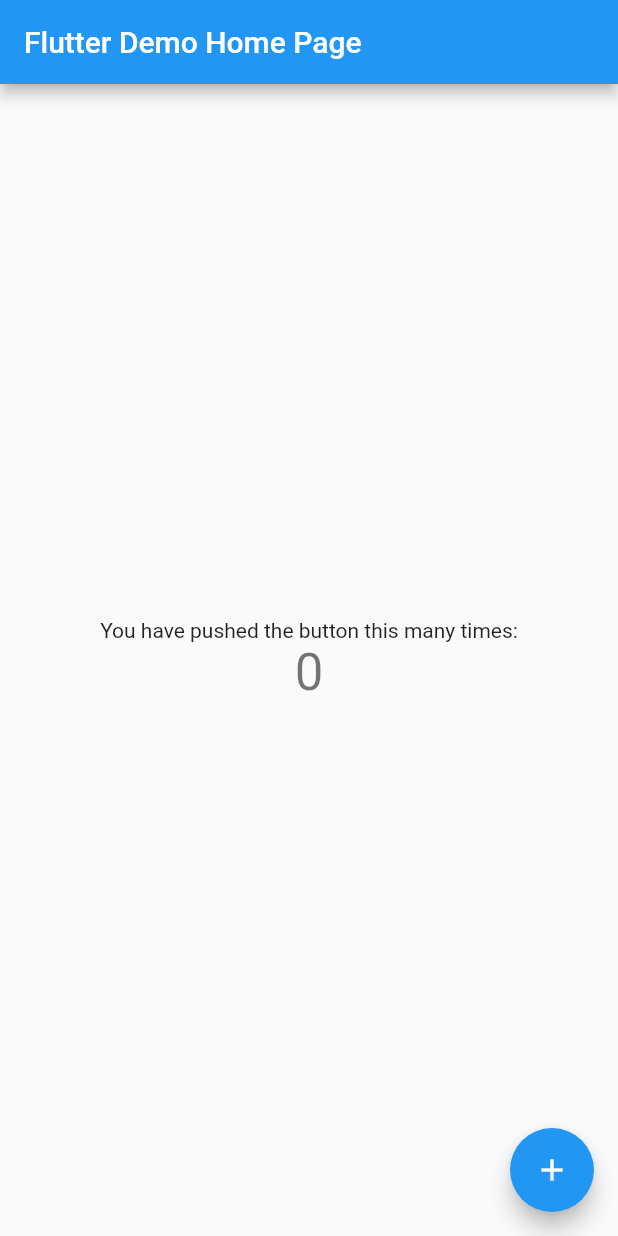
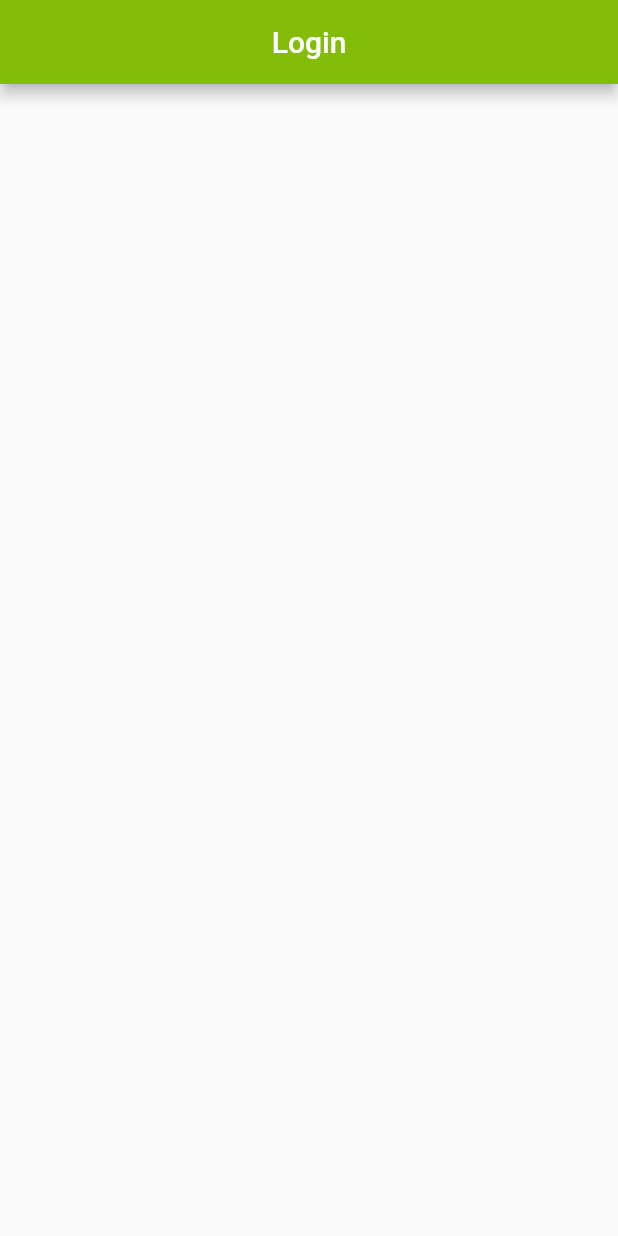
Before and after one commit to cuaitz/AlimentAcao, a Flutter app: the screen it shows after launch, on a phone screen of 412 x 824 dp. Run offline on Flutter 3.47's test engine with Material 2 defaults, Android fonts, the light colour scheme and no system bars.

Commit message:
Definida a estrutura base do app
- Adicionado um arquivo de rotas;
- Adicionado um arquivo de componentes que irá guardar os Widgets que aparecem mais de uma vez, como `TextField`s, `Button`s e cores.

```diff
--- /dev/null
+++ b/alimentacao/lib/components.dart
@@ -0,0 +1,9 @@
+import 'package:flutter/material.dart';
+
+
+class Components {
+  static const Color colorIce = Color(0xffEEF4F9);
+  static const Color colorBeige = Color(0xffEEF4F9);
+  static const Color colorGreen = Color(0xff83BC09);
+  static const Color colorPurple = Color(0xff981D97);
+}
--- a/alimentacao/lib/main.dart
+++ b/alimentacao/lib/main.dart
@@ -1,115 +1,13 @@
+import 'package:alimentacao/view/login_page.dart';
 import 'package:flutter/material.dart';
+import 'routes.dart';
 
 void main() {
-  runApp(const MyApp());
+  runApp(
+    MaterialApp(
+      home: const LoginPageScreen(),
+      debugShowCheckedModeBanner: false,
+      routes: Routes.routes
+    )
+  );
 }
-
-class MyApp extends StatelessWidget {
-  const MyApp({super.key});
-
-  // This widget is the root of your application.
-  @override
-  Widget build(BuildContext context) {
-    return MaterialApp(
-      title: 'Flutter Demo',
-      theme: ThemeData(
-        // This is the theme of your application.
-        //
-        // Try running your application with "flutter run". You'll see the
-        // application has a blue toolbar. Then, without quitting the app, try
-        // changing the primarySwatch below to Colors.green and then invoke
-        // "hot reload" (press "r" in the console where you ran "flutter run",
-        // or simply save your changes to "hot reload" in a Flutter IDE).
-        // Notice that the counter didn't reset back to zero; the application
-        // is not restarted.
-        primarySwatch: Colors.blue,
-      ),
-      home: const MyHomePage(title: 'Flutter Demo Home Page'),
-    );
-  }
-}
-
-class MyHomePage extends StatefulWidget {
-  const MyHomePage({super.key, required this.title});
-
-  // This widget is the home page of your application. It is stateful, meaning
-  // that it has a State object (defined below) that contains fields that affect
-  // how it looks.
-
-  // This class is the configuration for the state. It holds the values (in this
-  // case the title) provided by the parent (in this case the App widget) and
-  // used by the build method of the State. Fields in a Widget subclass are
-  // always marked "final".
-
-  final String title;
-
-  @override
-  State<MyHomePage> createState() => _MyHomePageState();
-}
-
-class _MyHomePageState extends State<MyHomePage> {
-  int _counter = 0;
-
-  void _incrementCounter() {
-    setState(() {
-      // This call to setState tells the Flutter framework that something has
-      // changed in this State, which causes it to rerun the build method below
-      // so that the display can reflect the updated values. If we changed
-      // _counter without calling setState(), then the build method would not be
-      // called again, and so nothing would appear to happen.
-      _counter++;
-    });
-  }
-
-  @override
-  Widget build(BuildContext context) {
-    // This method is rerun every time setState is called, for instance as done
-    // by the _incrementCounter method above.
-    //
-    // The Flutter framework has been optimized to make rerunning build methods
-    // fast, so that you can just rebuild anything that needs updating rather
-    // than having to individually change instances of widgets.
-    return Scaffold(
-      appBar: AppBar(
-        // Here we take the value from the MyHomePage object that was created by
-        // the App.build method, and use it to set our appbar title.
-        title: Text(widget.title),
-      ),
-      body: Center(
-        // Center is a layout widget. It takes a single child and positions it
-        // in the middle of the parent.
-        child: Column(
-          // Column is also a layout widget. It takes a list of children and
-          // arranges them vertically. By default, it sizes itself to fit its
-          // children horizontally, and tries to be as tall as its parent.
-          //
-          // Invoke "debug painting" (press "p" in the console, choose the
-          // "Toggle Debug Paint" action from the Flutter Inspector in Android
-          // Studio, or the "Toggle Debug Paint" command in Visual Studio Code)
-          // to see the wireframe for each widget.
-          //
-          // Column has various properties to control how it sizes itself and
-          // how it positions its children. Here we use mainAxisAlignment to
-          // center the children vertically; the main axis here is the vertical
-          // axis because Columns are vertical (the cross axis would be
-          // horizontal).
-          mainAxisAlignment: MainAxisAlignment.center,
-          children: <Widget>[
-            const Text(
-              'You have pushed the button this many times:',
-            ),
-            Text(
-              '$_counter',
-              style: Theme.of(context).textTheme.headline4,
-            ),
-          ],
-        ),
-      ),
-      floatingActionButton: FloatingActionButton(
-        onPressed: _incrementCounter,
-        tooltip: 'Increment',
-        child: const Icon(Icons.add),
-      ), // This trailing comma makes auto-formatting nicer for build methods.
-    );
-  }
-}
--- /dev/null
+++ b/alimentacao/lib/routes.dart
@@ -0,0 +1,12 @@
+import 'package:alimentacao/view/login_page.dart';
+import 'package:flutter/material.dart';
+
+
+class Routes {
+  static String root = '/';
+  static String loginPage = '/login';
+
+  static Map<String, Widget Function(BuildContext)> routes = {
+    loginPage: (context) => const LoginPageScreen()
+  };
+}
--- /dev/null
+++ b/alimentacao/lib/view/login_page.dart
@@ -0,0 +1,18 @@
+import 'package:flutter/material.dart';
+import '../components.dart';
+
+
+class LoginPageScreen extends StatelessWidget {
+  const LoginPageScreen({super.key});
+
+  @override
+  Widget build(BuildContext context) {
+    return Scaffold(
+      appBar: AppBar(
+        title: const Text("Login"),
+        centerTitle: true,
+        backgroundColor: Components.colorGreen,
+      ),
+    );
+  }
+}
```
